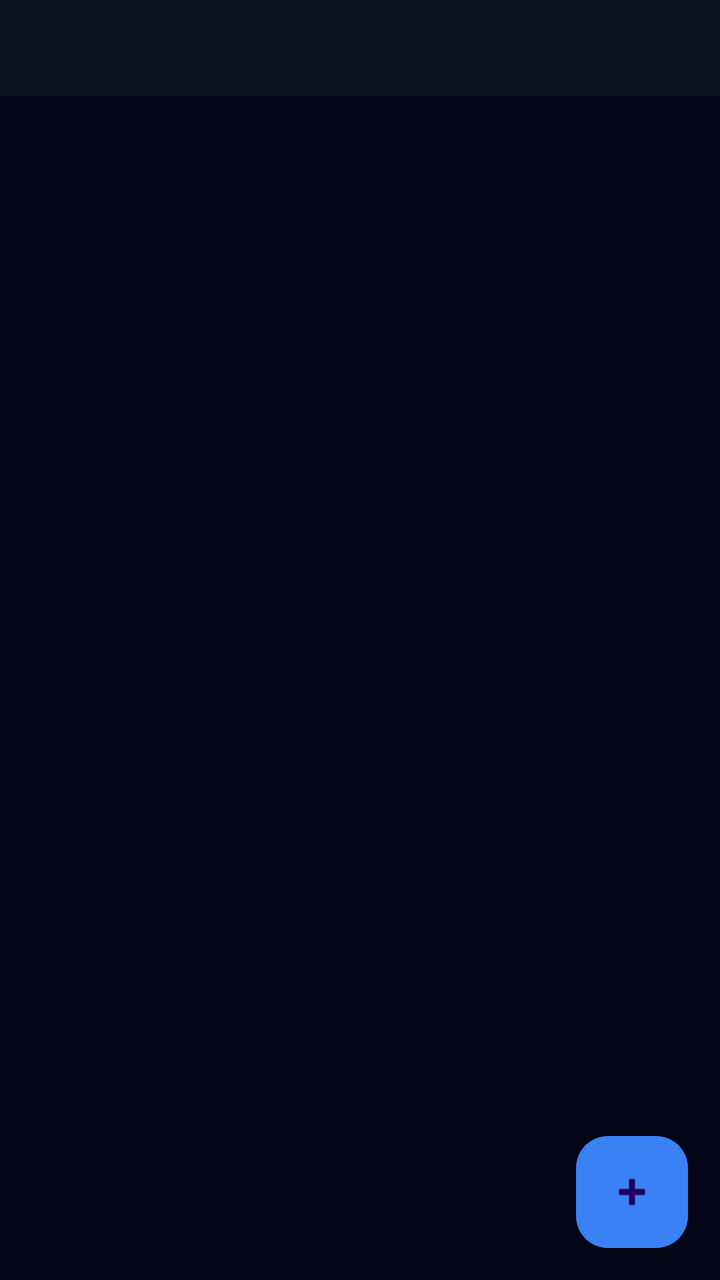
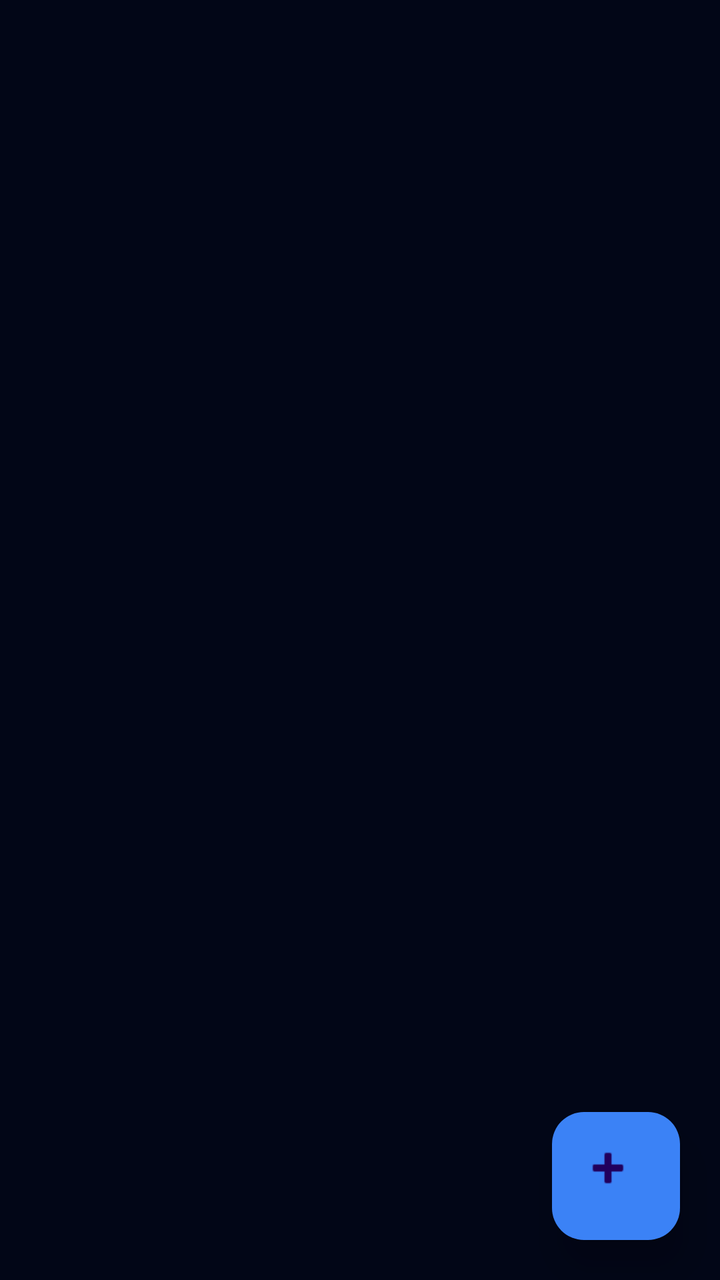

Before-and-after screenshots of an Android layout around one commit, followed by the original layout XML and the change that was made.
<!-- AndroidManifest.xml: application theme Theme.Democode3 -->
<!-- res/layout/fragment_community.xml -->
<?xml version="1.0" encoding="utf-8"?>
<FrameLayout
    xmlns:android="http://schemas.android.com/apk/res/android"
    xmlns:app="http://schemas.android.com/apk/res-auto"
    android:layout_width="match_parent"
    android:layout_height="match_parent"
    android:background="#020617">

    <LinearLayout
        android:orientation="vertical"
        android:layout_width="match_parent"
        android:layout_height="match_parent">

        
        
        

        <com.google.android.material.tabs.TabLayout
            android:id="@+id/tabLayout"
            android:layout_width="match_parent"
            android:layout_height="wrap_content"
            android:background="#0B1220"
            app:tabTextColor="#9CA3AF"
            app:tabSelectedTextColor="#FFFFFF"
            app:tabIndicatorColor="#3B82F6"/>

        
        
        

        <androidx.recyclerview.widget.RecyclerView
            android:id="@+id/recyclerPost"
            android:layout_width="match_parent"
            android:layout_height="match_parent"
            android:padding="8dp"/>
    </LinearLayout>

    
    
    

    <com.google.android.material.floatingactionbutton.FloatingActionButton
        android:id="@+id/btnAddPost"
        android:layout_width="wrap_content"
        android:layout_height="wrap_content"
        android:layout_gravity="bottom|end"
        android:layout_margin="16dp"
        android:src="@android:drawable/ic_input_add"
        app:backgroundTint="#3B82F6"/>

</FrameLayout>
<!-- resources referenced by this layout -->
<resources>
  <style name="Theme.Democode3" parent="Base.Theme.Democode3" />
  <style name="Base.Theme.Democode3" parent="Theme.Material3.DayNight.NoActionBar">
          
          
      </style>
</resources>

<!-- the commit's change to res/layout/fragment_community.xml (unified diff, before → after) -->
@@ -6,10 +6,14 @@
     android:layout_height="match_parent"
     android:background="#020617">
 
+    
+    
+    
+
     <LinearLayout
-        android:orientation="vertical"
         android:layout_width="match_parent"
-        android:layout_height="match_parent">
+        android:layout_height="match_parent"
+        android:orientation="vertical">
 
         
         
@@ -19,10 +23,16 @@
             android:id="@+id/tabLayout"
             android:layout_width="match_parent"
             android:layout_height="wrap_content"
-            android:background="#0B1220"
-            app:tabTextColor="#9CA3AF"
+            android:background="#020617"
+            android:paddingTop="6dp"
+            app:tabIndicatorColor="#3B82F6"
+            app:tabIndicatorHeight="3dp"
+            app:tabInlineLabel="true"
+            app:tabMode="fixed"
+            app:tabRippleColor="@android:color/transparent"
             app:tabSelectedTextColor="#FFFFFF"
-            app:tabIndicatorColor="#3B82F6"/>
+            app:tabTextAppearance="@style/TextAppearance.AppCompat.Medium"
+            app:tabTextColor="#6B7280"/>
 
         
         
@@ -32,7 +42,11 @@
             android:id="@+id/recyclerPost"
             android:layout_width="match_parent"
             android:layout_height="match_parent"
-            android:padding="8dp"/>
+            android:clipToPadding="false"
+            android:paddingStart="12dp"
+            android:paddingTop="12dp"
+            android:paddingEnd="12dp"
+            android:paddingBottom="100dp"/>
     </LinearLayout>
 
     
@@ -41,11 +55,15 @@
 
     <com.google.android.material.floatingactionbutton.FloatingActionButton
         android:id="@+id/btnAddPost"
-        android:layout_width="wrap_content"
-        android:layout_height="wrap_content"
+        android:layout_width="64dp"
+        android:layout_height="64dp"
         android:layout_gravity="bottom|end"
-        android:layout_margin="16dp"
+        android:layout_margin="20dp"
         android:src="@android:drawable/ic_input_add"
-        app:backgroundTint="#3B82F6"/>
+        android:tint="#FFFFFF"
+        app:backgroundTint="#3B82F6"
+        app:borderWidth="0dp"
+        app:elevation="12dp"
+        app:maxImageSize="28dp"/>
 
 </FrameLayout>
<!-- resource entries referenced after the edit -->
@@ -2,8 +2,21 @@
 <resources>
   <style name="Theme.Democode3" parent="Base.Theme.Democode3" />
   <style name="Base.Theme.Democode3" parent="Theme.Material3.DayNight.NoActionBar">
+  
           
-          
+  
+          <item name="colorPrimary">
+              #2563EB
+          </item>
+  
+          <item name="colorSecondary">
+              #2563EB
+          </item>
+  
+          <item name="android:colorBackground">
+              #020817
+          </item>
+  
       </style>
 </resources>
 
